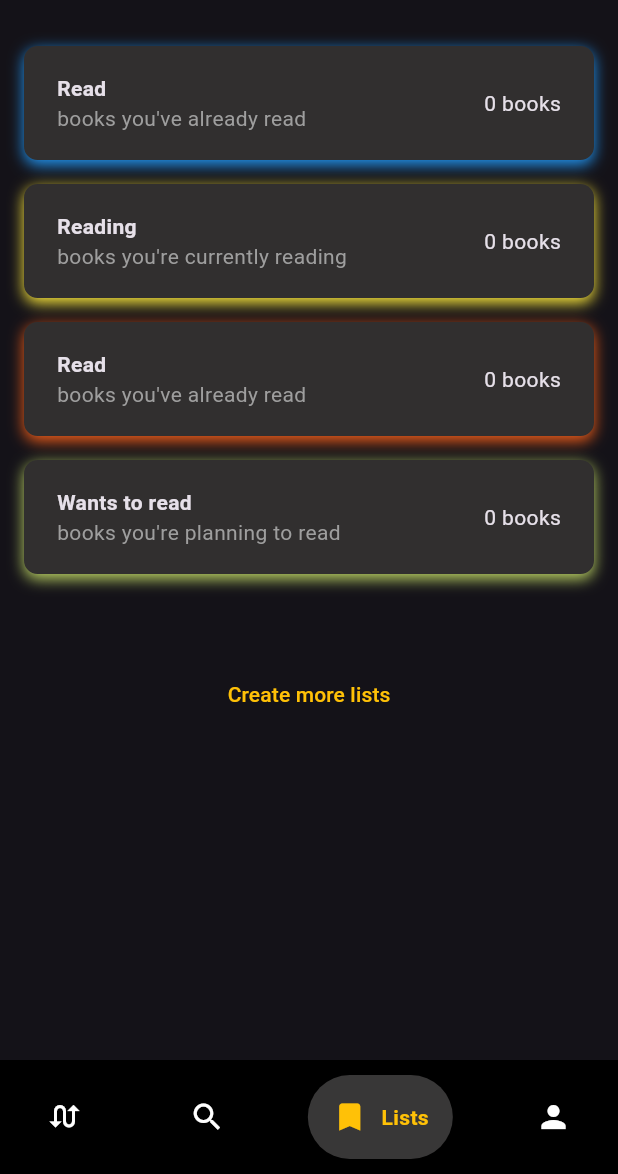
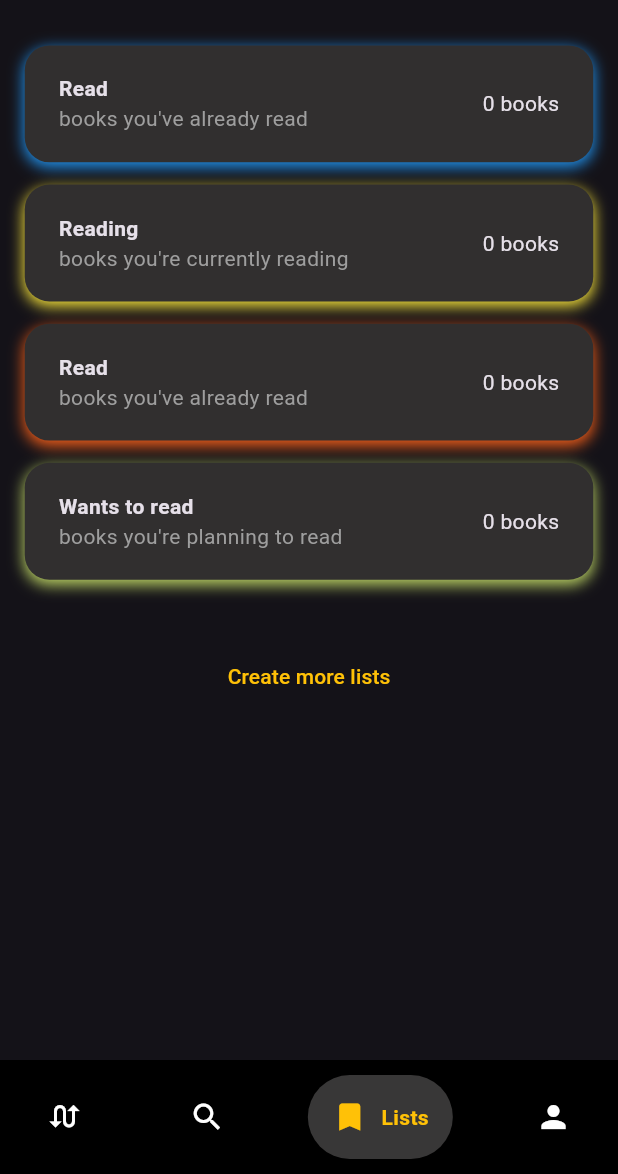
Before and after one commit to bdominguez6/App_Pumpun, a Flutter app: the screen it shows after launch, item 3 of the bottom bar chosen, on a phone screen of 412 x 824 dp, the part 62-1236 px from its top. Run offline on Flutter 3.47's test engine with Material 3 defaults, Android fonts, the light colour scheme and no system bars; drawn by our look-alikes of google_nav_bar; our stand-ins replace flutter_colorpicker, google_fonts; accounts and stored records are empty.

Commit message:
refactor(form list and tap on lists responsive)

```diff
--- a/app/lib/widgets/booklist_screen/booklist_item.dart
+++ b/app/lib/widgets/booklist_screen/booklist_item.dart
@@ -9,11 +9,13 @@ class BookListItem extends StatelessWidget {
 
   @override
   Widget build(BuildContext context) {
+    double screenWidth = MediaQuery.of(context).size.width;
+    double screenHeight = MediaQuery.of(context).size.height;
     currentBookCount = booklist.books.length;
     return Container(
       decoration: BoxDecoration(
-          color: Color.fromARGB(255, 49, 47, 47),
-          borderRadius: BorderRadius.circular(9),
+          color: const Color.fromARGB(255, 49, 47, 47),
+          borderRadius: BorderRadius.circular(screenWidth * 0.04),
           /*border: Border.all(
             color: booklist.color,
             width: 3,
@@ -22,11 +24,12 @@ class BookListItem extends StatelessWidget {
             BoxShadow(
               color: booklist.color,
               blurRadius: 8,
-              offset: Offset(0, 3),
+              offset: const Offset(0, 3),
             ),
           ]),
       child: Padding(
-        padding: const EdgeInsets.symmetric(horizontal: 22, vertical: 18),
+        padding: EdgeInsets.symmetric(
+            horizontal: screenWidth * 0.055, vertical: screenHeight * 0.023),
         child: Row(
           mainAxisAlignment: MainAxisAlignment.spaceBetween,
           children: [
--- a/app/lib/widgets/booklist_screen/booklists_screen.dart
+++ b/app/lib/widgets/booklist_screen/booklists_screen.dart
@@ -178,6 +178,9 @@ class _BookListsScreenState extends State<BookListsScreen> {
 
   @override
   Widget build(BuildContext context) {
+    double screenWidth = MediaQuery.of(context).size.width;
+    double screenHeight = MediaQuery.of(context).size.height;
+
     return Scaffold(
       resizeToAvoidBottomInset: false,
       //appBar start
@@ -196,6 +199,7 @@ class _BookListsScreenState extends State<BookListsScreen> {
             ' Your book-lists',
             style: GoogleFonts.lato(
               color: Colors.white,
+              //fontSize: screenHeight * 0.0298,
               fontSize: 24,
               fontWeight: FontWeight.bold,
             ),
@@ -217,11 +221,10 @@ class _BookListsScreenState extends State<BookListsScreen> {
         children: [
           Flexible(
             child: ListView.builder(
-              padding: const EdgeInsets.symmetric(vertical: 8),
+              padding: EdgeInsets.symmetric(vertical: screenHeight * 0.01),
               shrinkWrap: true,
               itemCount: testList.length,
               itemBuilder: (context, index) => GestureDetector(
-                //TODO edit the onTap to open book details
                 onTap: () {
                   Navigator.push(
                       context,
@@ -231,8 +234,9 @@ class _BookListsScreenState extends State<BookListsScreen> {
                               )));
                 },
                 child: Padding(
-                  padding:
-                      const EdgeInsets.symmetric(horizontal: 16, vertical: 8),
+                  padding: EdgeInsets.symmetric(
+                      horizontal: screenWidth * 0.04,
+                      vertical: screenHeight * 0.009),
                   child: BookListItem(booklist: testList[index]),
                 ),
               ),
@@ -240,7 +244,7 @@ class _BookListsScreenState extends State<BookListsScreen> {
           ),
           if (testList.length < 6)
             Padding(
-              padding: EdgeInsets.all(40),
+              padding: EdgeInsets.all(screenWidth * 0.06),
               child: Column(
                 mainAxisSize: MainAxisSize.max,
                 mainAxisAlignment: MainAxisAlignment.center,
```
Also changed, not shown: app/lib/widgets/booklist_screen/addbooklist_screen.dart (+5 -5 lines).
